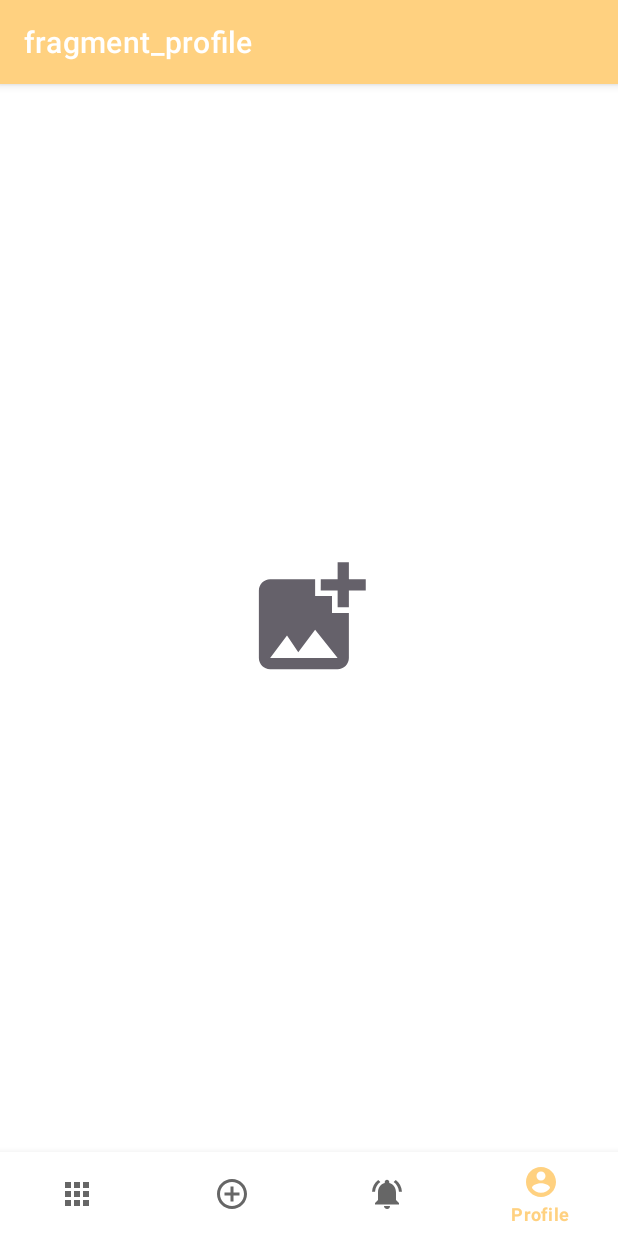
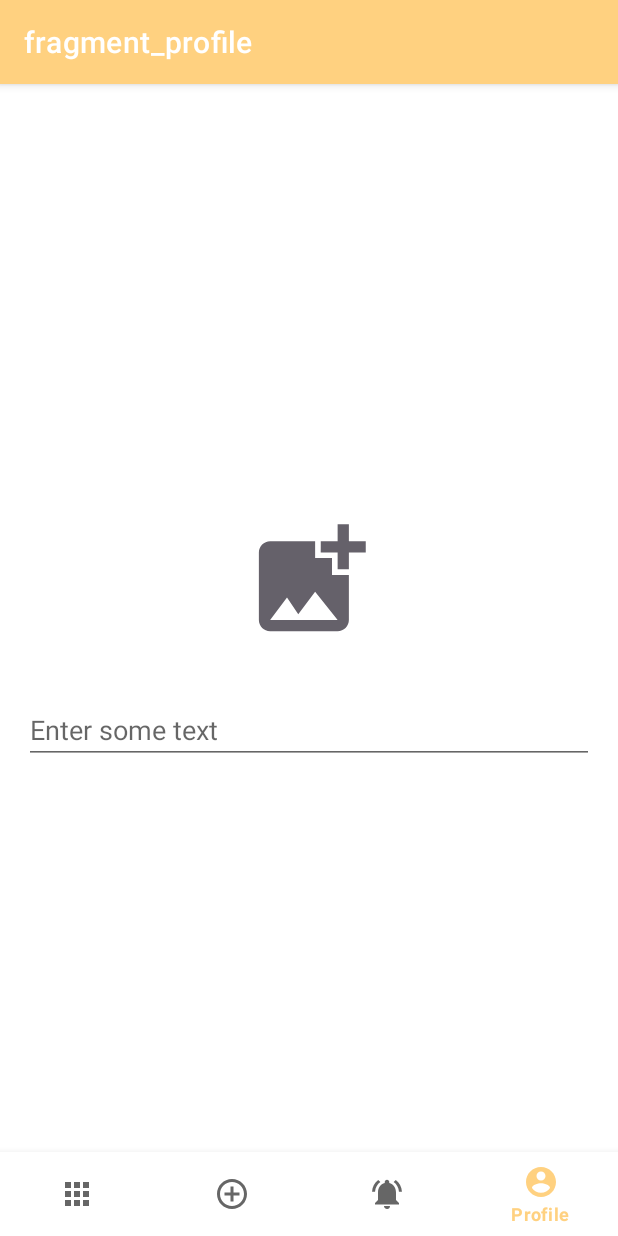
Before and after one commit to Miraida/TaskApp, an Android app: the ProfileFragment screen opened through its navigation route, on a phone screen of 412 x 824 dp. Run offline under Robolectric (Android 15) with nearby library versions, the phone set to English and light mode, and no system bars; our stand-ins replace navigation-ui; 6 statements that could not run were skipped.

Commit message:
hw-2 hw-3

```diff
--- a/app/src/main/java/com/geek/taskapp/adapter/ItemClickListener.java
+++ b/app/src/main/java/com/geek/taskapp/adapter/ItemClickListener.java
@@ -1,5 +1,5 @@
 package com.geek.taskapp.adapter;
 
 public interface ItemClickListener {
-    void onItemClick(int position, String title);
+    void onItemClick(int position);
 }
--- a/app/src/main/java/com/geek/taskapp/constants/Keys.java
+++ b/app/src/main/java/com/geek/taskapp/constants/Keys.java
@@ -2,6 +2,6 @@ package com.geek.taskapp.constants;
 
 public class Keys {
     public static final String REQUEST_KEY_HOME_FRAGMENT = "request_key_home_fragment";
-    public static final String TITLE_TEXT_KEY = "TITLE_TEXT_KEY";
+    public static final String TASK_MODEL_KEY = "TITLE_TEXT_KEY";
     public static final String IS_CHANGED_BOOLEAN = "is data changed";
 }
--- a/app/src/main/java/com/geek/taskapp/ui/board/BoardFragment.java
+++ b/app/src/main/java/com/geek/taskapp/ui/board/BoardFragment.java
@@ -14,6 +14,7 @@ import android.view.LayoutInflater;
 import android.view.View;
 import android.view.ViewGroup;
 
+import com.geek.taskapp.Prefs;
 import com.geek.taskapp.R;
 import com.geek.taskapp.adapter.BoardAdapter;
 import com.geek.taskapp.databinding.FragmentBoardBinding;
@@ -52,10 +53,13 @@ public class BoardFragment extends Fragment {
               requireActivity().finish();
             }
         });
+
         return binding.getRoot();
     }
 
     private void close() {
+        Prefs prefs = new Prefs(requireContext());
+        prefs.saveBoardState();
         Navigation.findNavController(requireActivity(), R.id.nav_host_fragment).navigateUp();
     }
 }
--- a/app/src/main/res/layout/fragment_form.xml
+++ b/app/src/main/res/layout/fragment_form.xml
@@ -13,8 +13,7 @@
         android:layout_width="match_parent"
         android:layout_height="wrap_content"
         android:id="@+id/editText"
-        android:hint="write something"
-        android:textColorHint="@color/purple_700"
+        android:hint="Enter title"
         android:fontFamily="serif"
         android:inputType="textCapSentences"
         />
--- a/app/src/main/res/layout/fragment_profile.xml
+++ b/app/src/main/res/layout/fragment_profile.xml
@@ -10,10 +10,23 @@
         android:id="@+id/profile_imageView"
         android:layout_width="90dp"
         android:layout_height="90dp"
+        android:layout_marginBottom="50dp"
         android:src="@drawable/ic_baseline_add_photo_alternate_24"
         app:layout_constraintBottom_toBottomOf="parent"
         app:layout_constraintEnd_toEndOf="parent"
         app:layout_constraintStart_toStartOf="parent"
         app:layout_constraintTop_toTopOf="parent" />
 
+    <EditText
+        android:id="@+id/profile_editText"
+        android:layout_width="match_parent"
+        android:layout_height="wrap_content"
+        android:layout_marginTop="32dp"
+        android:layout_marginStart="16dp"
+        android:layout_marginEnd="16dp"
+        android:inputType="textPersonName"
+        android:hint="Enter some text"
+        app:layout_constraintTop_toBottomOf="@+id/profile_imageView"
+        tools:layout_editor_absoluteX="93dp" />
+
 </androidx.constraintlayout.widget.ConstraintLayout>
```
Also changed, not shown: app/src/main/java/com/geek/taskapp/MainActivity.java (+12 -5 lines), app/src/main/java/com/geek/taskapp/adapter/TaskAdapter.java (+8 -18 lines), app/src/main/java/com/geek/taskapp/ui/FormFragment.java (+7 -4 lines), app/src/main/java/com/geek/taskapp/ui/ProfileFragment.java (+17 -1 lines), app/src/main/java/com/geek/taskapp/ui/home/HomeFragment.java (+14 -6 lines).
